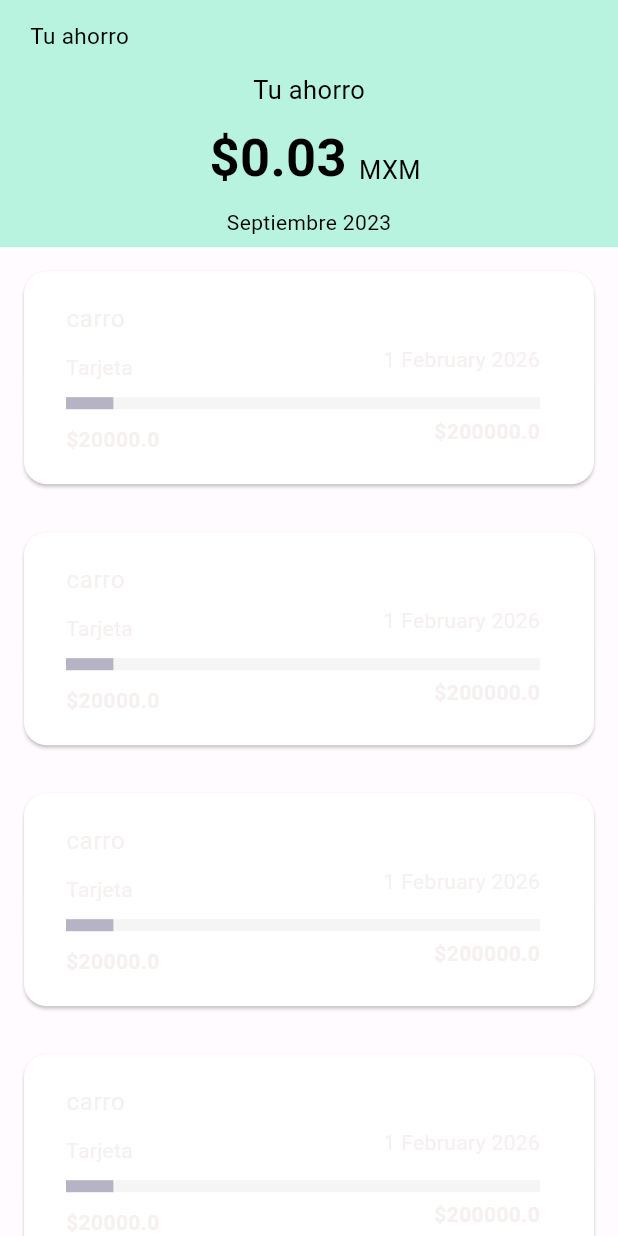
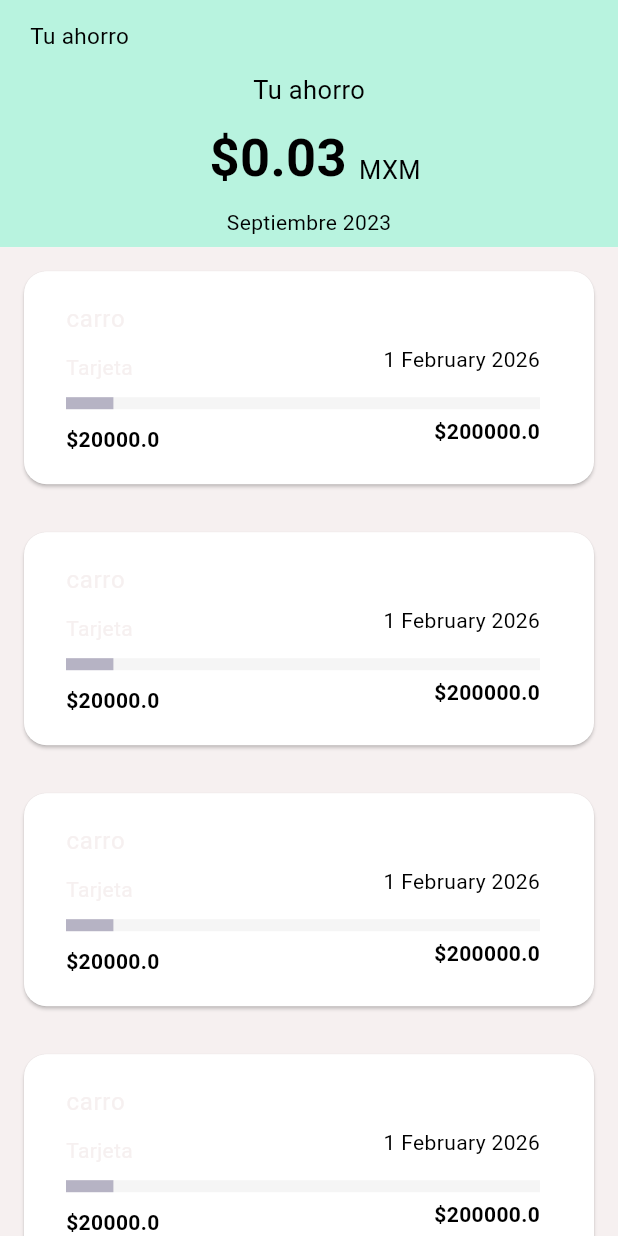
Before and after one commit to valrmzl/ProyectoMovilesVNS, a Flutter app: the Ahorros widget shown alone on an empty page, opened directly, on a phone screen of 412 x 824 dp. Run offline on Flutter 3.47's test engine with Material 2 defaults, Android fonts, the phone set to English and light mode, and no system bars; our stand-ins replace bloc, carousel_slider, equatable, flutter_bloc, permission_handler, table_calendar; network calls fail.

Commit message:
mas themes aaaa

```diff
--- a/lib/Screens/ahorro_item.dart
+++ b/lib/Screens/ahorro_item.dart
@@ -65,7 +65,8 @@ class _AhorroItemState extends State<AhorroItem> {
                           child: Text(widget.data.origen),
                         ),
                         Text(
-                            '${widget.data.fecha.day} ${monthsOfYear[widget.data.fecha.month]} ${widget.data.fecha.year}')
+                            '${widget.data.fecha.day} ${monthsOfYear[widget.data.fecha.month]} ${widget.data.fecha.year}',
+                            style: TextStyle(color: Colors.black),)
                       ],
                     ),
                     Padding(
@@ -89,11 +90,11 @@ class _AhorroItemState extends State<AhorroItem> {
                           padding: const EdgeInsets.only(top: 10.0),
                           child: Text(
                             "\$${widget.data.progreso}",
-                            style: TextStyle(fontWeight: FontWeight.bold),
+                            style: TextStyle(fontWeight: FontWeight.bold,color: Colors.black ),
                           ),
                         ),
                         Text("\$${widget.data.meta}",
-                            style: TextStyle(fontWeight: FontWeight.bold))
+                            style: TextStyle(fontWeight: FontWeight.bold, color: Colors.black))
                       ],
                     )
                   ],
--- a/lib/Screens/ahorros.dart
+++ b/lib/Screens/ahorros.dart
@@ -95,13 +95,20 @@ class Ahorros extends StatelessWidget {
                   style: TextStyle(color: themeState.themeData.colorScheme.shadow,))
             ]),
           ),
+          Container(
+            color: themeState.themeData.colorScheme.onSurfaceVariant,
+            child: Column(children: [
+              AhorroItem(data: item),
+              AhorroItem(data: item),
+              AhorroItem(data: item),
+              AhorroItem(data: item),
+              AhorroItem(data: item),
+              AhorroItem(data: item),
+              AhorroItem(data: item),
+            ]),
+          ),
 
-          AhorroItem(data: item),
-          AhorroItem(data: item),
-          AhorroItem(data: item),
-          AhorroItem(data: item),
-          AhorroItem(data: item),
-          AhorroItem(data: item),
+
         ],
       ),
     );
--- a/lib/Screens/ingreso_item.dart
+++ b/lib/Screens/ingreso_item.dart
@@ -61,7 +61,7 @@ class IngresoItem extends StatelessWidget {
                         padding: const EdgeInsets.only(top: 10.0),
                       ),
                       Text("\$$precio",
-                          style: TextStyle(fontWeight: FontWeight.bold)),
+                          style: TextStyle(fontWeight: FontWeight.bold,)),
                     ],
                   )
                 ],
--- a/lib/Screens/nuevo_egreso.dart
+++ b/lib/Screens/nuevo_egreso.dart
@@ -144,7 +144,7 @@ class _NuevoEgresoState extends State<NuevoEgreso> {
                           Navigator.pop(context);
 
                         },
-                        color: themeState.themeData.colorScheme.onPrimaryContainer,
+                        color: themeState.themeData.colorScheme.secondary,
                         elevation: 0,
                         shape: RoundedRectangleBorder(
                             borderRadius: BorderRadius.circular(50)),
```
